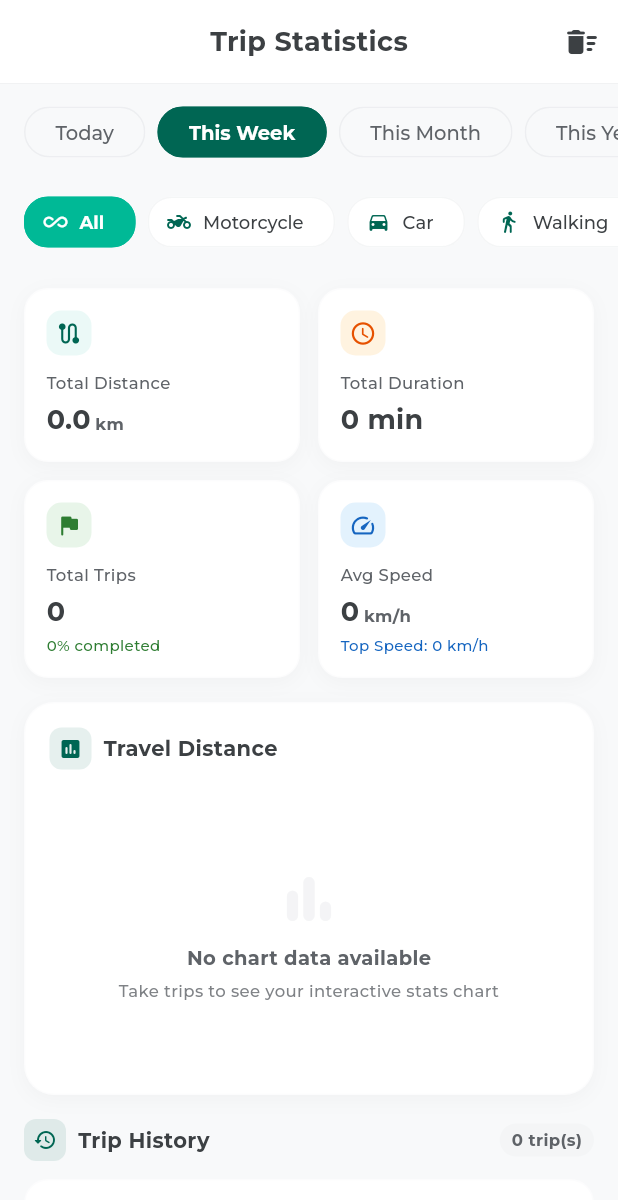
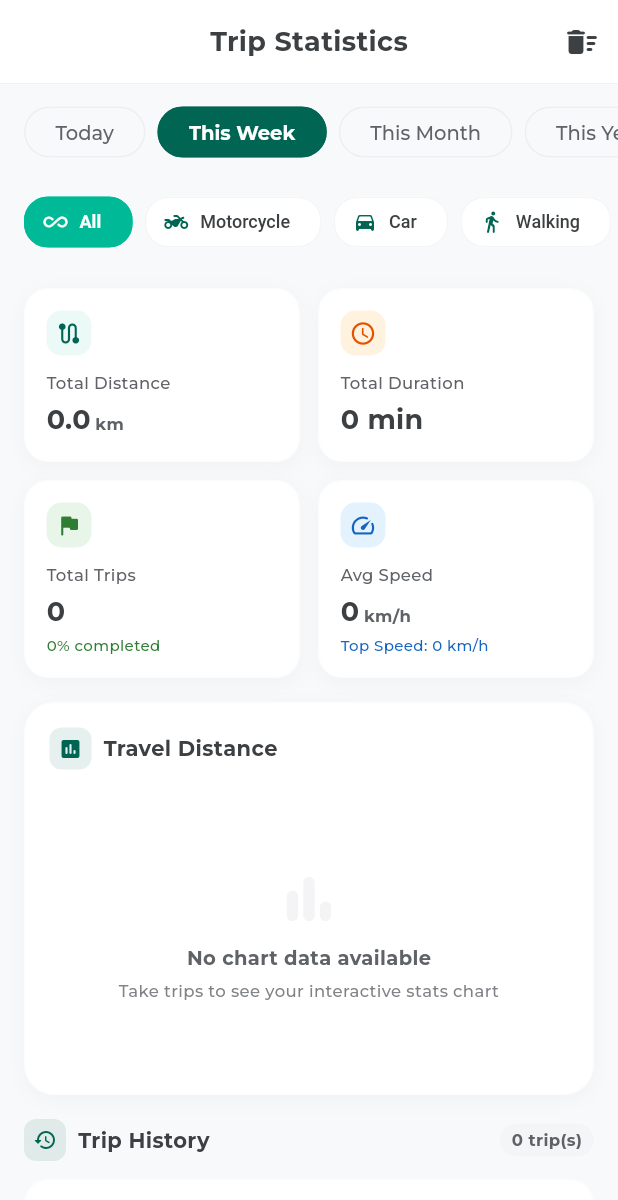
Before and after one commit to NhatNam15151515/S-Map, a Flutter app: the StatsScreen screen opened by its route, on a phone screen of 412 x 824 dp. Shown: the top 1200 px of the screen. Run offline on Flutter 3.47's test engine with Material 3 defaults, Android fonts, the phone set to English and light mode, and no system bars; our stand-ins replace another_flushbar, bloc, bloc_concurrency, cached_network_image, cloud_firestore, device_info_plus and 30 more; missing offline and left inert: maplibre_gl; accounts and stored records are empty; project files that could hold a hidden picture were left out.

Commit message:
refactor(stats): polish error listeners, design tokens, localization, and single-counting logic

```diff
--- a/assets/translations/en.json
+++ b/assets/translations/en.json
@@ -264,6 +264,8 @@
     "clear_all_desc": "All trip history records and statistics will be permanently removed.",
     "clear_all_btn": "Clear All",
     "trip_deleted_success": "Trip deleted successfully",
-    "all_trips_cleared_success": "All trip history cleared"
+    "all_trips_cleared_success": "All trip history cleared",
+    "invalid_trip_data": "Invalid trip data",
+    "speed_unit": "{} km/h"
   }
 }
--- a/assets/translations/vi.json
+++ b/assets/translations/vi.json
@@ -264,6 +264,8 @@
     "clear_all_desc": "Tất cả bản ghi lịch sử chuyến đi và thống kê sẽ bị xóa vĩnh viễn.",
     "clear_all_btn": "Xóa tất cả",
     "trip_deleted_success": "Đã xóa chuyến đi thành công",
-    "all_trips_cleared_success": "Đã xóa toàn bộ lịch sử chuyến đi"
+    "all_trips_cleared_success": "Đã xóa toàn bộ lịch sử chuyến đi",
+    "invalid_trip_data": "Dữ liệu chuyến đi không hợp lệ",
+    "speed_unit": "{} km/h"
   }
 }
--- a/lib/models/routing/trip_stats_model.dart
+++ b/lib/models/routing/trip_stats_model.dart
@@ -65,13 +65,9 @@ class TripStatsModel extends Equatable {
       if (trip.topSpeedKmh > topSpeedKmh) {
         topSpeedKmh = trip.topSpeedKmh;
       }
-      tripsByProfile[trip.vehicleProfile] =
-          (tripsByProfile[trip.vehicleProfile] ?? 0) + 1;
       final normalized = _normalizeProfile(trip.vehicleProfile);
-      if (normalized != trip.vehicleProfile) {
-        tripsByProfile[normalized] =
-            (tripsByProfile[normalized] ?? 0) + 1;
-      }
+      tripsByProfile[normalized] =
+          (tripsByProfile[normalized] ?? 0) + 1;
     }
 
     final double avgSpeedKmh;
--- a/lib/routers/routers.dart
+++ b/lib/routers/routers.dart
@@ -21,6 +21,8 @@ import 'package:s_map/models/models.dart';
 import 'package:s_map/screens/stats/stats_screen.dart';
 import 'package:s_map/screens/stats/trip_detail_screen.dart';
 import 'package:s_map/screens/settings/settings_screen.dart';
+import 'package:easy_localization/easy_localization.dart';
+import 'package:s_map/generated/locale_keys.g.dart';
 import 'package:s_map/services/services.dart';
 import 'package:flutter/material.dart';
 import 'package:go_router/go_router.dart';
@@ -92,9 +94,9 @@ class Routes extends NavigatorObserver {
           builder: (context, state) {
             final trip = state.extra;
             if (trip is! TripRecordModel) {
-              return const Scaffold(
+              return Scaffold(
                 body: Center(
-                  child: Text('Invalid trip data'),
+                  child: Text(tr(LocaleKeys.stats_dashboard_invalid_trip_data)),
                 ),
               );
             }
--- a/lib/screens/stats/stats_screen.dart
+++ b/lib/screens/stats/stats_screen.dart
@@ -113,7 +113,22 @@ class _StatsScreenState extends State<StatsScreen> {
             onPressed: () => _showClearAllDialog(context),
           ),
         ),
-        body: BlocBuilder<RouteProfileCubit, RouteProfileState>(
+        body: BlocListener<RouteProfileCubit, RouteProfileState>(
+          listenWhen: (previous, current) =>
+              current.isError && current.errorMessage != previous.errorMessage,
+          listener: (context, state) {
+            if (state.errorMessage != null && state.errorMessage!.isNotEmpty) {
+              ScaffoldMessenger.of(context).showSnackBar(
+                SnackBar(
+                  content: Text(
+                    state.errorMessage ?? tr(LocaleKeys.common_error),
+                  ),
+                  backgroundColor: AppColors.error,
+                ),
+              );
+            }
+          },
+          child: BlocBuilder<RouteProfileCubit, RouteProfileState>(
             builder: (context, state) {
               if (state.isLoading && state.allTrips.isEmpty) {
                 return const Center(
@@ -166,6 +181,7 @@ class _StatsScreenState extends State<StatsScreen> {
             },
           ),
         ),
+      ),
     );
   }
 }
--- a/lib/screens/stats/widgets/stats_trip_history_list.dart
+++ b/lib/screens/stats/widgets/stats_trip_history_list.dart
@@ -1,6 +1,5 @@
 import 'package:easy_localization/easy_localization.dart';
 import 'package:flutter/material.dart';
-import 'package:go_router/go_router.dart';
 import 'package:s_map/commons/utils/app_colors.dart';
 import 'package:s_map/commons/utils/route_format_helper.dart';
 import 'package:s_map/generated/locale_keys.g.dart';
--- a/lib/screens/stats/widgets/stats_vehicle_filter_chips.dart
+++ b/lib/screens/stats/widgets/stats_vehicle_filter_chips.dart
@@ -1,5 +1,6 @@
 import 'package:easy_localization/easy_localization.dart';
 import 'package:flutter/material.dart';
+import 'package:s_map/commons/styles/styles.dart';
 import 'package:s_map/commons/utils/app_colors.dart';
 import 'package:s_map/generated/locale_keys.g.dart';
 
@@ -17,12 +18,7 @@ class StatsVehicleFilterChips extends StatelessWidget {
 
   int _getCountForProfile(String? profile) {
     if (profile == null) {
-      final motorcycle = (profileCounts['motorcycle'] ?? 0) +
-          (profileCounts['moped_vn'] ?? 0) +
-          (profileCounts['moped'] ?? 0);
-      final car = profileCounts['car'] ?? 0;
-      final walking = (profileCounts['walking'] ?? 0) + (profileCounts['foot'] ?? 0);
-      return motorcycle + car + walking;
+      return profileCounts.values.fold(0, (a, b) => a + b);
     }
     if (profile == 'motorcycle') {
       return (profileCounts['motorcycle'] ?? 0) +
@@ -55,6 +51,9 @@ class StatsVehicleFilterChips extends StatelessWidget {
           final isSelected = profile == selectedProfile;
           final count = _getCountForProfile(profile);
 
+          final textColor = isSelected ? AppColors.white : AppColors.onSurface;
+          final badgeColor = isSelected ? AppColors.white : AppColors.sMapDarkTeal;
+
           return Padding(
             padding: const EdgeInsets.only(right: 8),
             child: FilterChip(
@@ -69,11 +68,9 @@ class StatsVehicleFilterChips extends StatelessWidget {
                 children: [
                   Text(
                     label,
-                    style: TextStyle(
-                      fontFamily: 'Montserrat',
+                    style: textColor.textTheme.regularStyle.copyWith(
                       fontSize: 12,
                       fontWeight: isSelected ? FontWeight.w600 : FontWeight.w500,
-                      color: isSelected ? AppColors.white : AppColors.onSurface,
                     ),
                   ),
                   if (count > 0) ...[
@@ -88,11 +85,9 @@ class StatsVehicleFilterChips extends StatelessWidget {
                       ),
                       child: Text(
                         '$count',
-                        style: TextStyle(
-                          fontFamily: 'Montserrat',
+                        style: badgeColor.textTheme.boldStyle.copyWith(
                           fontSize: 10,
                           fontWeight: FontWeight.w600,
-                          color: isSelected ? AppColors.white : AppColors.sMapDarkTeal,
                         ),
                       ),
                     ),
```
Also changed, not shown: lib/screens/stats/trip_detail_screen.dart (+35 -41 lines), lib/screens/stats/widgets/stats_distance_chart.dart (+15 -2 lines), lib/generated/codegen_loader.g.dart, lib/generated/locale_keys.g.dart, 1 other file. Lines whose indentation alone changed are shown as unchanged.
